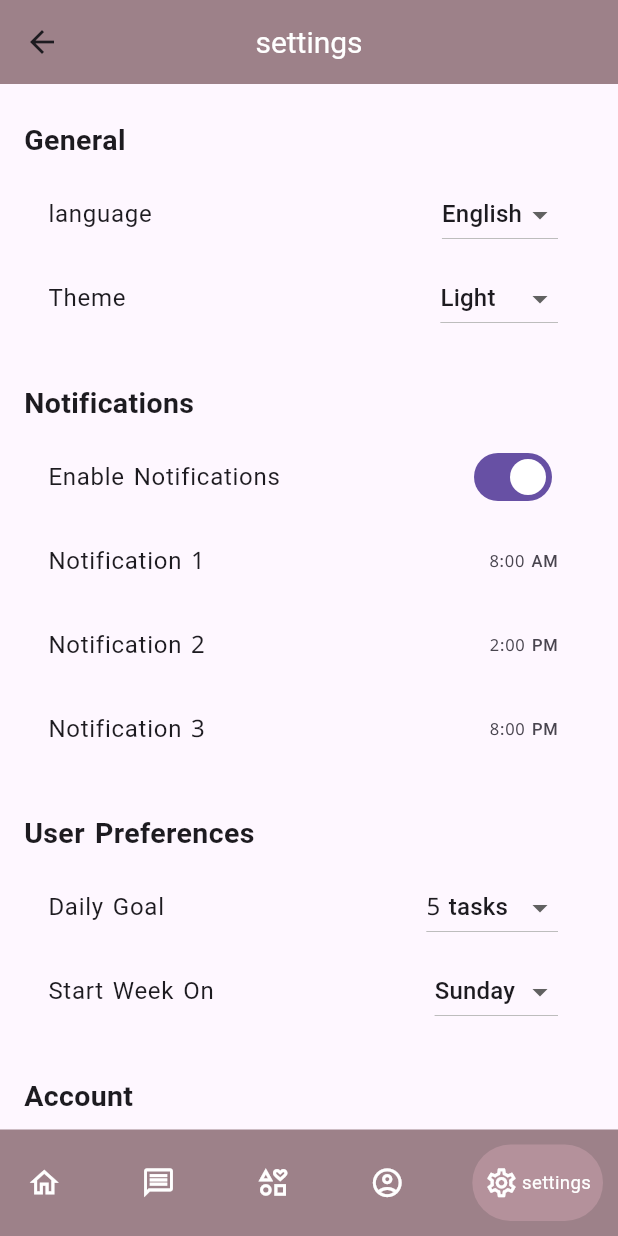
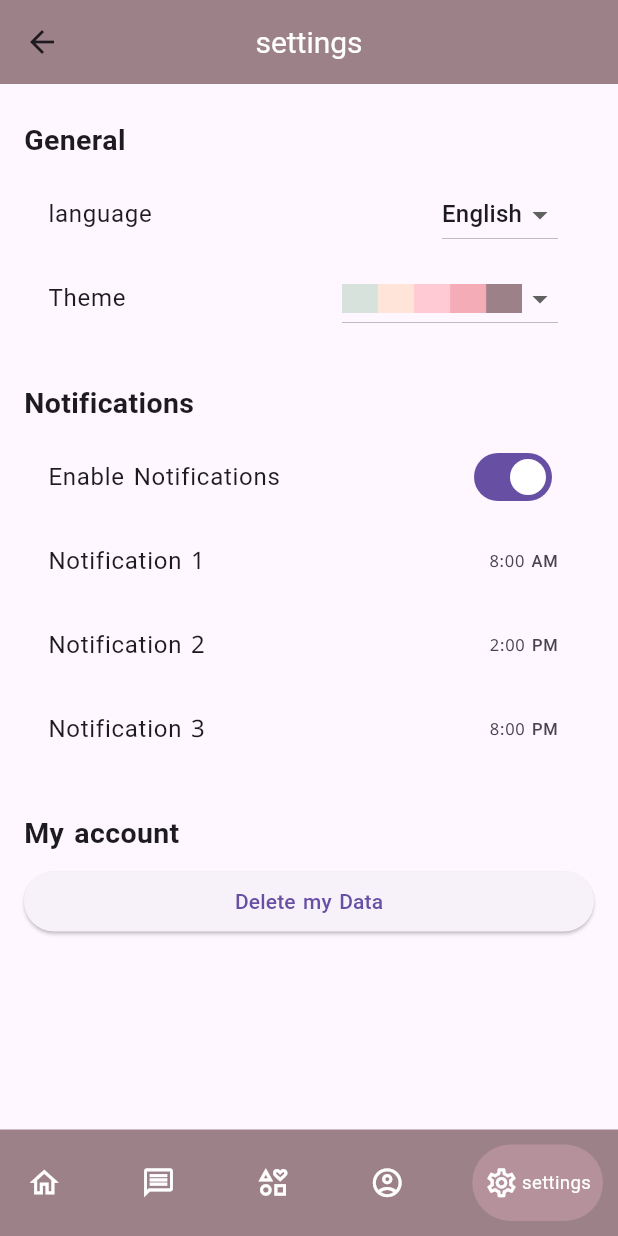
Before and after one commit to abdu1lrahman/A-Star, a Flutter app: the Mainpage screen opened by its route, item 5 of the bottom bar chosen, on a phone screen of 412 x 824 dp. Run offline on Flutter 3.47's test engine with Material 3 defaults, Android fonts, the phone set to English and light mode, and no system bars; drawn by our look-alikes of google_nav_bar; our stand-ins replace dio, flutter_dotenv, flutter_local_notifications, flutter_timezone, fluttertoast, google_fonts and 8 more; accounts and stored records are empty; network calls fail.

Commit message:
sixth commit

```diff
--- a/lib/core/theme/colors.dart
+++ b/lib/core/theme/colors.dart
@@ -6,13 +6,14 @@ class theme1 {
   static Color thirdColor = const Color(0xffFFCAD4);
   static Color forthColor = const Color(0xffF4ACB7);
   static Color fifthColor = const Color(0xff9D8189);
-  static Color sexthColor = const Color(0xffb4919b);
+  static Color sixthColor = const Color(0xffb4919b);
 }
 
 class theme2 {
   static Color mainColor = const Color(0xffFFE6A7);
-  static Color secondColor = const Color(0xff99582A);
-  static Color thirdColor = const Color(0xff432818);
-  static Color forthColor = const Color(0xffBB9457);
+  static Color secondColor = const Color(0xffBB9457);
+  static Color thirdColor = const Color(0xff99582A);
+  static Color forthColor = const Color(0xff432818);
   static Color fifthColor = const Color(0xff6F1D1B);
+  static Color sixthColor = const Color.fromARGB(255, 151, 43, 41);
 }
--- a/lib/l10n/intl_ar.arb
+++ b/lib/l10n/intl_ar.arb
@@ -46,5 +46,9 @@
     "english": "الإنكليزية",
     "arabic": "العربية",
     "general": "عامة",
-    "notification": "الإشعارات"
+    "notification": "الإشعارات",
+    "theme": "ألوان التطبيق",
+    "enable_noti": "تفعيل الإشعارات",
+    "you_can_only_select": "يمكنك اختيار 5 اهتمامات فقط",
+    "noti": "الإشعار"
 }
--- a/lib/presentation/providers/theme_provider.dart
+++ b/lib/presentation/providers/theme_provider.dart
@@ -15,7 +15,7 @@ class AppTheme {
     required this.thirdColor,
     required this.forthColor,
     required this.fifthColor,
-    this.sixthColor,
+    required this.sixthColor,
   });
 }
 
@@ -28,6 +28,7 @@ class ThemeProvider extends ChangeNotifier {
     thirdColor: theme1.thirdColor,
     forthColor: theme1.forthColor,
     fifthColor: theme1.fifthColor,
+    sixthColor: theme1.sixthColor,
   );
 
   static final AppTheme _theme2 = AppTheme(
@@ -36,17 +37,13 @@ class ThemeProvider extends ChangeNotifier {
     thirdColor: theme2.thirdColor,
     forthColor: theme2.forthColor,
     fifthColor: theme2.fifthColor,
+    sixthColor: theme2.sixthColor,
   );
 
   AppTheme get currentAppTheme => _currentAppTheme;
 
-  void toggleTheme() {
-    _currentAppTheme = _currentAppTheme == _theme1 ? _theme2 : _theme1;
-    notifyListeners();
-  }
-
-  void setTheme(bool isTheme1) {
-    _currentAppTheme = isTheme1 ? _theme1 : _theme2;
+  void setTheme(String newTheme) {
+    _currentAppTheme = newTheme == 'theme1' ? _theme1 : _theme2;
     notifyListeners();
   }
 }
--- a/lib/presentation/providers/user_provider.dart
+++ b/lib/presentation/providers/user_provider.dart
@@ -4,9 +4,9 @@ import 'package:flutter/material.dart';
 import 'package:shared_preferences/shared_preferences.dart';
 
 class UserProvider extends ChangeNotifier {
-  String _userName = 'Abdulrahman';
-  bool _userGender = true;
-  int _userAge = 20;
+  String _userName = 'غفران';
+  bool _userGender = false;
+  int _userAge = 21;
   File? _image = File('assets/icons/app_icon.png');
 
   String get userName => _userName;
--- a/lib/presentation/screens/intro.dart
+++ b/lib/presentation/screens/intro.dart
@@ -202,8 +202,7 @@ class _IntroState extends State<Intro> with SingleTickerProviderStateMixin {
           color: Colors.white,
         ),
         onPressed: () {
-          //TODO:fix this
-          // languageProvider.changeLocale();
+          languageProvider.changeLocale2();
         },
       ),
     );
--- a/lib/presentation/screens/mainpage.dart
+++ b/lib/presentation/screens/mainpage.dart
@@ -1,7 +1,8 @@
 import 'package:flutter/material.dart';
-import 'package:you_are_a_star/core/theme/colors.dart';
+import 'package:provider/provider.dart';
 import 'package:you_are_a_star/generated/l10n.dart';
 import 'package:google_nav_bar/google_nav_bar.dart';
+import 'package:you_are_a_star/presentation/providers/theme_provider.dart';
 import 'package:you_are_a_star/presentation/screens/account.dart';
 import 'package:you_are_a_star/presentation/screens/home.dart';
 import 'package:you_are_a_star/presentation/screens/intrests.dart';
@@ -28,11 +29,12 @@ class _HomeState extends State<Mainpage> {
   @override
   Widget build(BuildContext context) {
     final screenWidth = MediaQuery.of(context).size.width;
+    final themeProvider = Provider.of<ThemeProvider>(context);
     return Scaffold(
       body: pages[selectedIndex],
       bottomNavigationBar: GNav(
         tabMargin: const EdgeInsets.all(10),
-        backgroundColor: theme1.fifthColor,
+        backgroundColor: themeProvider.currentAppTheme.fifthColor,
         selectedIndex: selectedIndex,
         activeColor: Colors.white,
         color: Colors.white,
@@ -46,26 +48,31 @@ class _HomeState extends State<Mainpage> {
             icon: Icons.home_outlined,
             screenWidth: screenWidth,
             text: S.of(context).home,
+            context: context,
           ),
           customGButton(
             icon: Icons.message_outlined,
             text: S.of(context).prev_messages2,
             screenWidth: screenWidth,
+            context: context,
           ),
           customGButton(
             icon: Icons.interests_outlined,
             text: S.of(context).intrests,
             screenWidth: screenWidth,
+            context: context,
           ),
           customGButton(
             icon: Icons.account_circle_outlined,
             text: S.of(context).account,
             screenWidth: screenWidth,
+            context: context,
           ),
           customGButton(
             icon: Icons.settings_outlined,
             text: S.of(context).settings,
             screenWidth: screenWidth,
+            context: context,
           ),
         ],
       ),
--- a/lib/presentation/screens/prev_messages.dart
+++ b/lib/presentation/screens/prev_messages.dart
@@ -1,7 +1,6 @@
 import 'package:flutter/material.dart';
 import 'package:you_are_a_star/data/database/sqflite_db.dart';
 import 'package:you_are_a_star/generated/l10n.dart';
-import 'package:you_are_a_star/presentation/widgets/components/custom_app_bar.dart';
 
 class PrevMessages extends StatefulWidget {
   const PrevMessages({super.key});
@@ -24,7 +23,7 @@ class _PrevMessagesState extends State<PrevMessages> {
   }
 
   Future<void> _refresh() async {
-    await Future.delayed(Duration(seconds: 1));
+    await Future.delayed(const Duration(seconds: 1));
     getPreviousMessages();
   }
 
--- a/lib/presentation/screens/settings.dart
+++ b/lib/presentation/screens/settings.dart
@@ -12,16 +12,14 @@ class Settings extends StatefulWidget {
 }
 
 class _SettingsPageState extends State<Settings> {
-  String _theme = 'Light';
+  String _theme = 'theme1';
+
   bool _notificationsEnabled = true;
   final List<TimeOfDay> _notificationTimes = [
-    const TimeOfDay(hour: 8, minute: 0),
-    const TimeOfDay(hour: 14, minute: 0),
-    const TimeOfDay(hour: 20, minute: 0),
+    const TimeOfDay(hour: 8, minute: 00),
+    const TimeOfDay(hour: 14, minute: 00),
+    const TimeOfDay(hour: 20, minute: 00),
   ];
-  int _dailyGoal = 5;
-  String _startWeekOn = 'Sunday';
-
   Future<void> _pickTime(int index) async {
     final TimeOfDay? picked = await showTimePicker(
       context: context,
@@ -30,6 +28,10 @@ class _SettingsPageState extends State<Settings> {
     if (picked != null) {
       setState(() => _notificationTimes[index] = picked);
     }
+  }
+
+  Image _getThemeImage(String key) {
+    return Image.asset('assets/images/$key.png', width: 120, height: 120);
   }
 
   @override
@@ -43,54 +45,61 @@ class _SettingsPageState extends State<Settings> {
         padding: const EdgeInsets.all(16),
         children: [
           _buildSectionHeader(S.of(context).general),
+          ////////////////////////////////////////////////
+          ////////////////////////////////////////////////
           _buildDropdownTile(
             S.of(context).language,
             langProvider.local.languageCode == 'en' ? 'English' : 'العربية',
-              ["English", "العربية"], (val) {
+            ["English", "العربية"],
+            (val) {
               langProvider.changeLocale((val == "English") ? 'en' : 'ar');
-          }),
-          _buildDropdownTile('Theme', _theme, ['Light', 'Dark', 'System'], (val) {
+            },
+          ),
+          ////////////////////////////////////////////////
+          ////////////////////////////////////////////////
+          _buildDropdownTile(
+            S.of(context).theme,
+            _theme,
+            ['theme1', 'theme2'],
+            (val) {
               setState(() {
                 _theme = val!;
-              themeProvider.toggleTheme();
+                themeProvider.setTheme(val);
               });
-          }),
+            },
+            itemBuilder: (val) => _getThemeImage(val),
+          ),
+          ////////////////////////////////////////////////
+          ////////////////////////////////////////////////
           const SizedBox(height: 20),
           _buildSectionHeader(S.of(context).notification),
           SwitchListTile(
             value: _notificationsEnabled,
             onChanged: (val) => setState(() => _notificationsEnabled = val),
-            title: const Text('Enable Notifications'),
+            title: Text(S.of(context).enable_noti),
           ),
           if (_notificationsEnabled)
-            ...List.generate(3, (index) {
+            ...List.generate(
+              3,
+              (index) {
                 final time = _notificationTimes[index];
                 return ListTile(
-                title: Text('Notification ${index + 1}'),
+                  title: Text('${S.of(context).noti} ${index + 1}'),
                   trailing: Text(time.format(context)),
-                onTap: () => _pickTime(index),
+                  onTap: () {
+                    _pickTime(index);
+                  },
                 );
-            }),
+              },
+            ),
+
           const SizedBox(height: 20),
-          _buildSectionHeader('User Preferences'),
-          ListTile(
-            title: const Text('Daily Goal'),
-            trailing: DropdownButton<int>(
-              value: _dailyGoal,
-              onChanged: (val) => setState(() => _dailyGoal = val!),
-              items: [1, 3, 5, 10]
-                  .map((num) => DropdownMenuItem(value: num, child: Text('$num tasks')))
-                  .toList(),
-            ),
-          ),
-          _buildDropdownTile('Start Week On', _startWeekOn, ['Sunday', 'Monday'], (val) {
-            setState(() => _startWeekOn = val!);
-          }),
-          const SizedBox(height: 20),
-          _buildSectionHeader('Account'),
+          _buildSectionHeader(S.of(context).account),
           ElevatedButton(
-            onPressed: () {},
-            child: Text('Delete my Data'),
+            onPressed: () {
+              Navigator.pushNamedAndRemoveUntil(context, 'intro', (Route<dynamic> route) => false);
+            },
+            child: const Text('Delete my Data'),
           ),
         ],
       ),
@@ -108,14 +117,20 @@ class _SettingsPageState extends State<Settings> {
     String title,
     T currentValue,
     List<T> options,
-    ValueChanged<T?> onChanged,
-  ) {
+    ValueChanged<T?> onChanged, {
+    Widget Function(T val)? itemBuilder,
+  }) {
     return ListTile(
       title: Text(title),
       trailing: DropdownButton<T>(
         value: currentValue,
         onChanged: onChanged,
-        items: options.map((val) => DropdownMenuItem(value: val, child: Text('$val'))).toList(),
+        items: options.map((val) {
+          return DropdownMenuItem<T>(
+            value: val,
+            child: itemBuilder != null ? itemBuilder(val) : Text('$val'),
+          );
+        }).toList(),
       ),
     );
   }
--- a/lib/presentation/widgets/components/custom_app_bar.dart
+++ b/lib/presentation/widgets/components/custom_app_bar.dart
@@ -1,11 +1,15 @@
 import 'package:flutter/material.dart';
-import 'package:you_are_a_star/core/theme/colors.dart';
+import 'package:provider/provider.dart';
+import 'package:you_are_a_star/presentation/providers/theme_provider.dart';
 
-AppBarTheme appBarTheme() => AppBarTheme(
-      backgroundColor: theme1.fifthColor,
+AppBarTheme appBarTheme(BuildContext context) {
+  final themeProvider = Provider.of<ThemeProvider>(context);
+  return AppBarTheme(
+    backgroundColor: themeProvider.currentAppTheme.fifthColor,
     centerTitle: true,
     titleTextStyle: const TextStyle(
       color: Colors.white,
       fontSize: 20,
     ),
   );
+}
--- a/lib/presentation/widgets/components/custom_gbutton.dart
+++ b/lib/presentation/widgets/components/custom_gbutton.dart
@@ -1,13 +1,16 @@
 import 'package:flutter/material.dart';
 import 'package:google_nav_bar/google_nav_bar.dart';
-import 'package:you_are_a_star/core/theme/colors.dart';
+import 'package:provider/provider.dart';
+import 'package:you_are_a_star/presentation/providers/theme_provider.dart';
 
 GButton customGButton({
   required IconData icon,
   required String text,
   required double screenWidth,
-}) =>
-    GButton(
+  required BuildContext context,
+}) {
+  final themeProvider = Provider.of<ThemeProvider>(context);
+  return GButton(
     style: GnavStyle.google,
     gap: 2,
     icon: icon,
@@ -17,7 +20,8 @@ GButton customGButton({
       fontSize: screenWidth * 0.03,
       color: Colors.white,
     ),
-      hoverColor: theme1.sexthColor,
-      backgroundColor: theme1.sexthColor,
+    hoverColor: themeProvider.currentAppTheme.sixthColor,
+    backgroundColor: themeProvider.currentAppTheme.sixthColor,
     padding: const EdgeInsets.symmetric(vertical: 14.0, horizontal: 8.0),
   );
+}
```
Also changed, not shown: lib/data/api/ai_notifications.dart (+14 -12 lines), lib/data/services/notification_service.dart (+4 -5 lines), lib/l10n/intl_en.arb (+5 -2 lines), lib/main.dart (+10 -17 lines), lib/presentation/providers/language_provider.dart (+25 -2 lines), lib/presentation/screens/home.dart (+2 -7 lines), lib/presentation/screens/intrests.dart (+8 -1 lines), lib/presentation/screens/intro2.dart (+5 -2 lines), assets/images/theme1.png (added), lib/generated/intl/messages_ar.dart, lib/generated/intl/messages_en.dart, lib/generated/l10n.dart, 8 other files. Lines whose indentation alone changed are shown as unchanged.
